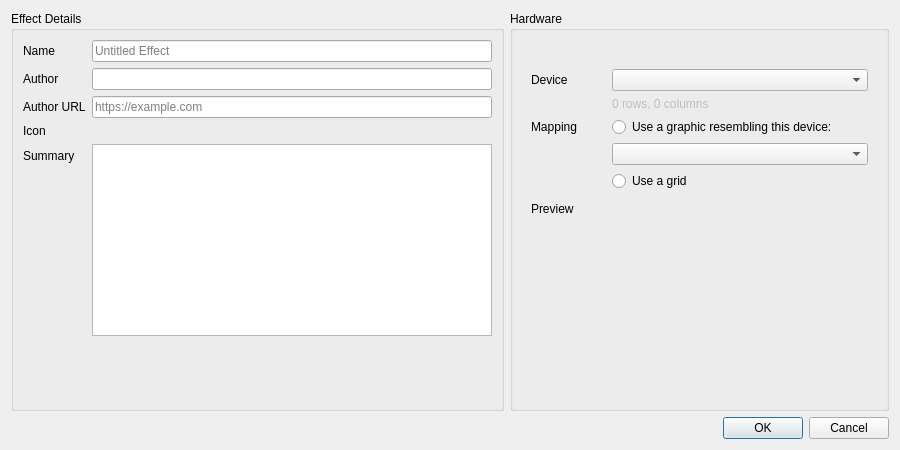
Old version of the form data/qt/effect-metadata-editor.ui in the repository polychromatic/polychromatic.
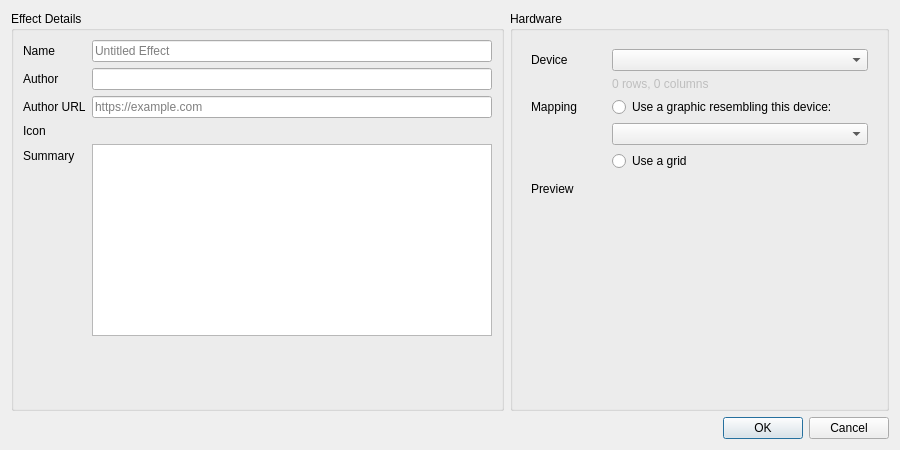
New version of the form. Icons and pictures are not drawn.

Commit message:
editor: Improve device selection
- Code clean up.
- Better matching of graphic to device name.
- Fix disappearing device icons.
- Add 'virtual' device when actual device is unplugged.
- Fix crash choosing a device when another non-matrix device is present.

The edit to the form file:
```diff
--- a/data/qt/effect-metadata-editor.ui
+++ b/data/qt/effect-metadata-editor.ui
@@ -145,16 +145,6 @@
          <string>Hardware</string>
         </property>
         <layout class="QVBoxLayout" name="verticalLayout_3">
-         <item>
-          <widget class="QLabel" name="MappingErrorLabel">
-           <property name="text">
-            <string notr="true">&lt;Placeholder&gt;</string>
-           </property>
-           <property name="wordWrap">
-            <bool>true</bool>
-           </property>
-          </widget>
-         </item>
          <item>
           <widget class="QWidget" name="MappingForm" native="true">
            <layout class="QFormLayout" name="formLayout_3">
@@ -184,7 +174,7 @@
               </property>
              </widget>
             </item>
-            <item row="5" column="0">
+            <item row="3" column="0">
              <widget class="QLabel" name="MapGraphicLabel">
               <property name="minimumSize">
                <size>
@@ -197,24 +187,24 @@
               </property>
              </widget>
             </item>
-            <item row="5" column="1">
+            <item row="3" column="1">
              <widget class="QRadioButton" name="MapGraphicToSVG">
               <property name="text">
                <string>Use a graphic resembling this device:</string>
               </property>
              </widget>
             </item>
-            <item row="6" column="1">
+            <item row="4" column="1">
              <widget class="QComboBox" name="MapGraphicList"/>
             </item>
-            <item row="7" column="1">
+            <item row="5" column="1">
              <widget class="QRadioButton" name="MapGraphicToGrid">
               <property name="text">
                <string>Use a grid</string>
               </property>
              </widget>
             </item>
-            <item row="8" column="0">
+            <item row="6" column="0">
              <widget class="QLabel" name="MapPreview">
               <property name="minimumSize">
                <size>
@@ -227,7 +217,7 @@
               </property>
              </widget>
             </item>
-            <item row="8" column="1">
+            <item row="6" column="1">
              <widget class="QLabel" name="MappingPreview">
               <property name="minimumSize">
                <size>
```
Left out of the diff: 2 changed lines with no effect on the pictures. The commit also changes 3 other files.
